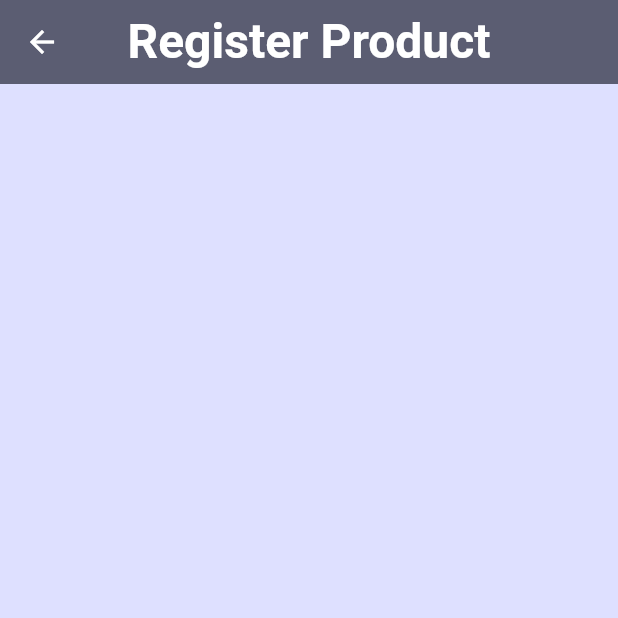
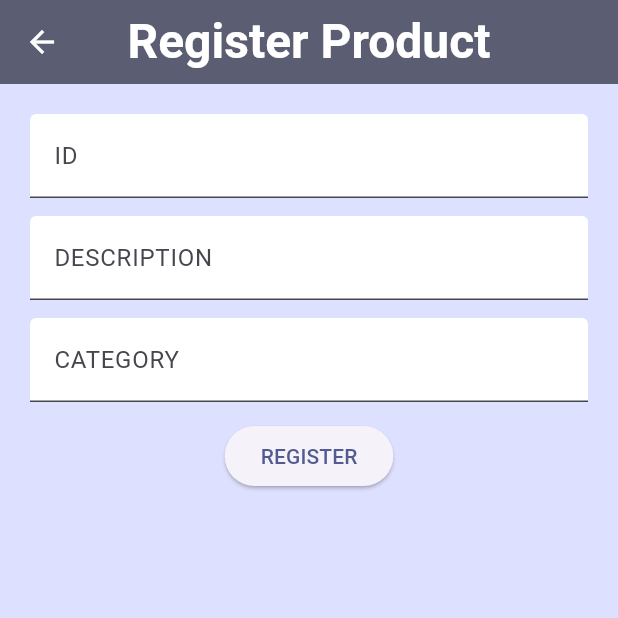
Before and after one commit to GabRodrigues23/product_manager, a Flutter app: the screen it shows after launch, after a tap on "Register Products", on a phone screen of 412 x 824 dp, the top half of it. Run offline on Flutter 3.47's test engine with Material 3 defaults, Android fonts, the light colour scheme and no system bars; our stand-ins replace flutter_modular; missing offline and left inert: asp.

Commit message:
:sparkles: update RegisterPage to include form fields and registration logic

```diff
--- a/lib/app/app_module.dart
+++ b/lib/app/app_module.dart
@@ -1,5 +1,7 @@
 import 'package:flutter_modular/flutter_modular.dart';
 import 'package:product_manager/modules/home/home_module.dart';
+import 'package:product_manager/modules/list/list_module.dart';
+import 'package:product_manager/modules/register/register_module.dart';
 
 class AppModule extends Module {
   @override
@@ -7,5 +9,7 @@ class AppModule extends Module {
     super.routes(r);
 
     r.module('/', module: HomeModule());
+    r.module('/list', module: ListModule());
+    r.module('/home', module: RegisterModule());
   }
 }
--- a/lib/modules/register/view/register_page.dart
+++ b/lib/modules/register/view/register_page.dart
@@ -1,4 +1,7 @@
 import 'package:flutter/material.dart';
+import 'package:product_manager/modules/register/viewmodel/register_viewmodel.dart';
+
+final viewModel = RegisterViewModel();
 
 class RegisterPage extends StatelessWidget {
   const RegisterPage({super.key});
@@ -17,6 +20,47 @@ class RegisterPage extends StatelessWidget {
         foregroundColor: theme.onSecondary,
       ),
       backgroundColor: theme.primaryFixed,
+      body: SingleChildScrollView(
+        child: Padding(
+          padding: EdgeInsets.all(20),
+          child: Column(
+            mainAxisAlignment: MainAxisAlignment.start,
+            spacing: 12,
+            children: [
+              TextField(
+                controller: viewModel.idController,
+                decoration: InputDecoration(
+                  labelText: 'ID',
+                  filled: true,
+                  fillColor: Colors.white,
+                ),
+              ),
+              TextField(
+                controller: viewModel.descriptionController,
+                decoration: InputDecoration(
+                  labelText: 'DESCRIPTION',
+                  filled: true,
+                  fillColor: Colors.white,
+                ),
+              ),
+              TextField(
+                controller: viewModel.categoryController,
+                decoration: InputDecoration(
+                  labelText: 'CATEGORY',
+                  filled: true,
+                  fillColor: Colors.white,
+                ),
+              ),
+              ElevatedButton(
+                onPressed: () {
+                  viewModel.registerProduct();
+                },
+                child: const Text('REGISTER'),
+              ),
+            ],
+          ),
+        ),
+      ),
     );
   }
 }
```
